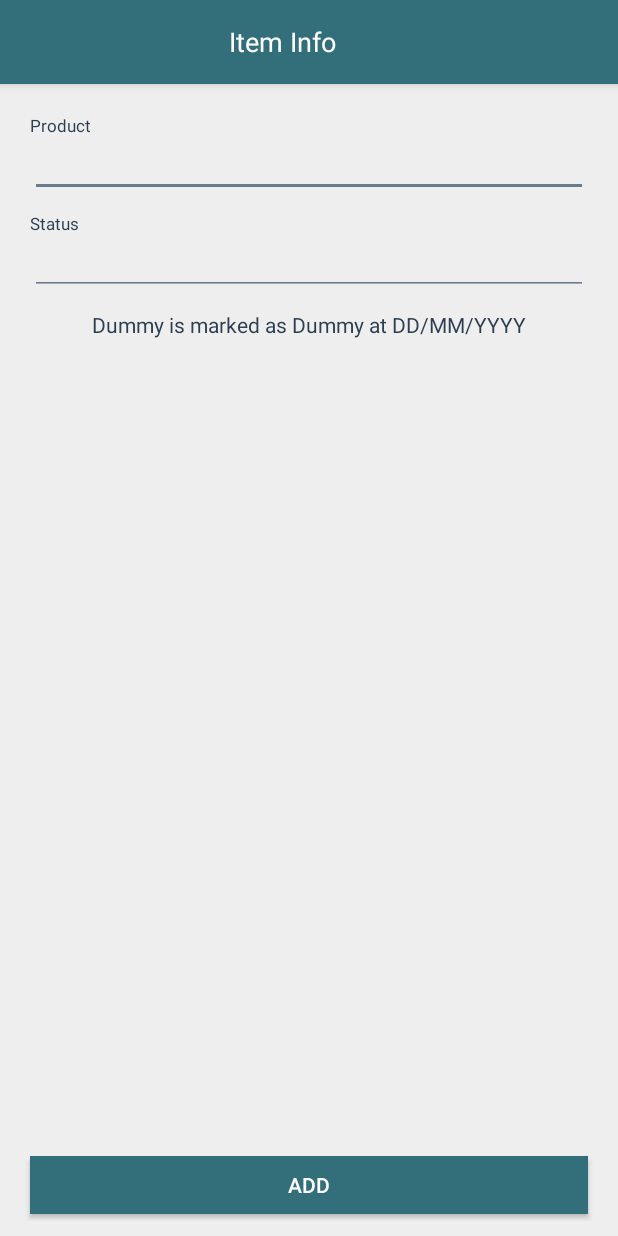
After one commit to kmtmon/android-qr-code-tracking, an Android app: the EditItemActivity screen opened directly, with no data from a screen before it, on a phone screen of 412 x 824 dp. The commit adds this screen. Run offline under Robolectric (Android 15) with nearby library versions, the phone set to English and light mode, and no system bars; our stand-ins replace data binding.

Commit message:
built add item/ edit item form

```diff
--- a/app/build.gradle
+++ b/app/build.gradle
@@ -8,10 +8,10 @@ android {
     dataBinding {
         enabled = true
     }
-    compileSdkVersion 26
+    compileSdkVersion 27
     defaultConfig {
         applicationId "com.example.mon.qrcodetrackingsystem"
-        minSdkVersion 19
+        minSdkVersion 21
         targetSdkVersion 27
         versionCode 1
         versionName "1.0"
--- a/app/src/main/AndroidManifest.xml
+++ b/app/src/main/AndroidManifest.xml
@@ -9,7 +9,7 @@
         android:roundIcon="@mipmap/ic_launcher_round"
         android:supportsRtl="true"
         android:theme="@style/AppTheme">
-        <activity android:name=".LandingActivity"></activity>
+        <activity android:name=".LandingActivity" />
         <activity android:name=".modules.login.view.activity.LoginActivity">
             <intent-filter>
                 <action android:name="android.intent.action.MAIN" />
@@ -17,7 +17,8 @@
                 <category android:name="android.intent.category.LAUNCHER" />
             </intent-filter>
         </activity>
-        <activity android:name=".modules.dashboard.view.activity.DashboardActivity"></activity>
+        <activity android:name=".modules.dashboard.view.activity.DashboardActivity" />
+        <activity android:name=".modules.dashboard.view.activity.EditItemActivity"></activity>
     </application>
 
 </manifest>
--- a/app/src/main/java/com/example/mon/qrcodetrackingsystem/modules/dashboard/view/activity/DashboardActivity.java
+++ b/app/src/main/java/com/example/mon/qrcodetrackingsystem/modules/dashboard/view/activity/DashboardActivity.java
@@ -13,6 +13,7 @@ import com.example.mon.qrcodetrackingsystem.R;
 import com.example.mon.qrcodetrackingsystem.base.BaseActivity;
 import com.example.mon.qrcodetrackingsystem.databinding.ActivityDashboardBinding;
 import com.example.mon.qrcodetrackingsystem.modules.dashboard.view.adapter.DashboardProductAdapter;
+import com.example.mon.qrcodetrackingsystem.utils.RxUtils;
 
 import java.util.ArrayList;
 import java.util.Arrays;
@@ -41,7 +42,16 @@ public class DashboardActivity extends BaseActivity {
         mRecyclerView = dashboardBinding.recyclerView;
         productList = Arrays.asList("sup1", "sup2", "sup3");
 
+        //region Setup
         setUpProductAdapter();
+        //endregion
+
+        //region Click
+        RxUtils.clicks(dashboardBinding.add)
+                .subscribe(view -> {
+                    EditItemActivity.show(this);
+                });
+        //endregion
     }
 
     private void setUpProductAdapter() {
--- /dev/null
+++ b/app/src/main/java/com/example/mon/qrcodetrackingsystem/modules/dashboard/view/activity/EditItemActivity.java
@@ -0,0 +1,27 @@
+package com.example.mon.qrcodetrackingsystem.modules.dashboard.view.activity;
+
+import android.app.Activity;
+import android.content.Context;
+import android.content.Intent;
+import android.databinding.DataBindingUtil;
+import android.os.Bundle;
+
+import com.example.mon.qrcodetrackingsystem.R;
+import com.example.mon.qrcodetrackingsystem.databinding.ActivityEditItemBinding;
+
+public class EditItemActivity extends Activity {
+
+    /** Entry */
+    public static void show(Context context) {
+        Intent intent = new Intent(context, EditItemActivity.class);
+        context.startActivity(intent);
+    }
+
+    ActivityEditItemBinding mBinding;
+
+    @Override
+    protected void onCreate(Bundle savedInstanceState) {
+        super.onCreate(savedInstanceState);
+        mBinding = DataBindingUtil.setContentView(EditItemActivity.this, R.layout.activity_edit_item);
+    }
+}
--- a/app/src/main/java/com/example/mon/qrcodetrackingsystem/modules/login/view/activity/LoginActivity.java
+++ b/app/src/main/java/com/example/mon/qrcodetrackingsystem/modules/login/view/activity/LoginActivity.java
@@ -26,7 +26,7 @@ public class LoginActivity extends BaseActivity {
         super.onCreate(savedInstanceState);
         loginBinding = DataBindingUtil.setContentView(LoginActivity.this, R.layout.activity_login);
 
-        //region Set Up
+        //region Click
         RxUtils.clicks(loginBinding.login)
                 .subscribe(view -> {
                     navigateToDashboard();
--- /dev/null
+++ b/app/src/main/res/drawable/shape_rectangle_solid_primary.xml
@@ -0,0 +1,14 @@
+<?xml version="1.0" encoding="utf-8"?>
+
+
+<inset xmlns:android="http://schemas.android.com/apk/res/android"
+android:insetLeft="20dp"
+android:insetRight="20dp"
+android:insetTop="5dp"
+android:insetBottom="5dp">
+
+    <shape xmlns:android="http://schemas.android.com/apk/res/android"
+        android:shape="rectangle">
+        <solid android:color="@color/colorPrimary" />
+    </shape>
+</inset>
--- a/app/src/main/res/layout/activity_dashboard.xml
+++ b/app/src/main/res/layout/activity_dashboard.xml
@@ -35,7 +35,7 @@
                     android:gravity="center_vertical">
 
                     <TextView
-                        style="@style/TextAppearance.NormalAction"
+                        style="@style/TextAppearance.Regular"
                         android:layout_width="wrap_content"
                         android:layout_height="wrap_content"
                         android:text="Log Out"
@@ -107,6 +107,4 @@
 
     </LinearLayout>
 
-
-
 </layout>
--- /dev/null
+++ b/app/src/main/res/layout/activity_edit_item.xml
@@ -0,0 +1,249 @@
+<?xml version="1.0" encoding="utf-8"?>
+<layout xmlns:android="http://schemas.android.com/apk/res/android"
+    xmlns:app="http://schemas.android.com/apk/res-auto">
+
+    <data />
+
+    <LinearLayout
+        android:layout_width="match_parent"
+        android:layout_height="match_parent"
+        android:background="@color/pale_white"
+        android:orientation="vertical">
+
+        <android.support.design.widget.AppBarLayout
+            android:id="@+id/appBarLayout"
+            android:layout_width="match_parent"
+            android:layout_height="wrap_content"
+            android:theme="@style/ActionBarMenu">
+
+            <!-- toolbar -->
+            <android.support.v7.widget.Toolbar
+                android:id="@+id/toolbar"
+                android:layout_width="match_parent"
+                android:layout_height="?android:attr/actionBarSize"
+                android:animateLayoutChanges="true"
+                android:background="@color/pure_white"
+                android:theme="@style/ActionBarMenu"
+                app:contentInsetEnd="0dp"
+                app:contentInsetStart="0dp">
+
+
+                <LinearLayout
+                    android:layout_width="match_parent"
+                    android:layout_height="match_parent"
+                    android:gravity="center_vertical"
+                    android:orientation="horizontal">
+
+                    <View
+                        android:layout_width="20dp"
+                        android:layout_height="wrap_content" />
+
+                    <!-- Header Text layout -->
+                    <RelativeLayout
+                        android:layout_width="0dp"
+                        android:layout_height="match_parent"
+                        android:layout_weight="1"
+                        android:gravity="center">
+
+                        <!-- Header Text -->
+                        <TextView
+                            android:id="@+id/headerName"
+                            style="@style/TextAppearance.Header"
+                            android:layout_width="match_parent"
+                            android:layout_height="match_parent"
+                            android:layout_marginEnd="?attr/actionBarSize"
+                            android:ellipsize="end"
+                            android:gravity="center"
+                            android:maxLines="1"
+                            android:text="Item Info" />
+
+
+                    </RelativeLayout>
+
+                </LinearLayout>
+
+            </android.support.v7.widget.Toolbar>
+
+        </android.support.design.widget.AppBarLayout>
+
+        <RelativeLayout
+            android:layout_width="match_parent"
+            android:layout_height="match_parent">
+
+            <!--Form-->
+            <ScrollView
+                android:layout_width="match_parent"
+                android:layout_height="match_parent">
+
+                <LinearLayout
+                    android:layout_width="match_parent"
+                    android:layout_height="wrap_content"
+                    android:orientation="vertical"
+                    android:paddingLeft="20dp"
+                    android:paddingRight="20dp"
+                    android:paddingTop="20dp">
+
+                    <TextView
+                        android:layout_width="wrap_content"
+                        android:layout_height="wrap_content"
+                        android:text="Product"
+                        style="@style/TextAppearance.Tiny"
+                        android:textColor="@color/pale_black"/>
+
+                    <!--Product-->
+                    <EditText
+                        android:id="@+id/product"
+                        style="@style/EditTextAppearance.Black"
+                        android:layout_width="match_parent"
+                        android:layout_height="wrap_content" />
+
+                    <TextView
+                        android:layout_width="wrap_content"
+                        android:layout_height="wrap_content"
+                        android:layout_marginTop="10dp"
+                        android:text="Status"
+                        style="@style/TextAppearance.Tiny"
+                        android:textColor="@color/pale_black"/>
+
+                    <!--Status-->
+                    <EditText
+                        android:id="@+id/status"
+                        style="@style/EditTextAppearance.Black"
+                        android:layout_width="match_parent"
+                        android:layout_height="wrap_content" />
+
+                    <!--In Ware House Info -->
+                    <LinearLayout
+                        android:visibility="gone"
+                        android:id="@+id/in_warehouse_container"
+                        android:layout_width="match_parent"
+                        android:layout_height="wrap_content"
+                        android:orientation="vertical">
+
+                        <TextView
+                            android:layout_width="wrap_content"
+                            android:layout_height="wrap_content"
+                            android:layout_marginTop="10dp"
+                            android:text="Floor Level"
+                            style="@style/TextAppearance.Tiny"
+                            android:textColor="@color/pale_black"/>
+
+                        <!--Floor Level -->
+                        <EditText
+                            android:id="@+id/floorlevel"
+                            style="@style/EditTextAppearance.Black"
+                            android:layout_width="match_parent"
+                            android:layout_height="wrap_content" />
+
+                        <TextView
+                            android:layout_width="wrap_content"
+                            android:layout_height="wrap_content"
+                            android:text="Rack Number"
+                            android:layout_marginTop="10dp"
+                            style="@style/TextAppearance.Tiny"
+                            android:textColor="@color/pale_black"/>
+
+                        <!--Rack Number -->
+                        <EditText
+                            android:id="@+id/racknumber"
+                            style="@style/EditTextAppearance.Black"
+                            android:layout_width="match_parent"
+                            android:layout_height="wrap_content" />
+
+                        <TextView
+                            android:layout_width="wrap_content"
+                            android:layout_height="wrap_content"
+                            android:layout_marginTop="10dp"
+                            android:text="Rack Level"
+                            style="@style/TextAppearance.Tiny"
+                            android:textColor="@color/pale_black"/>
+
+                        <!--Rack Level -->
+                        <EditText
+                            android:id="@+id/racklevel"
+                            style="@style/EditTextAppearance.Black"
+                            android:layout_width="match_parent"
+                            android:layout_height="wrap_content" />
+
+                        <TextView
+                            android:layout_width="wrap_content"
+                            android:layout_height="wrap_content"
+                            android:layout_marginTop="10dp"
+                            android:text="Rack Level"
+                            style="@style/TextAppearance.Tiny"
+                            android:textColor="@color/pale_black"/>
+
+                        <!--Rack Column -->
+                        <EditText
+                            android:id="@+id/rackcolumn"
+                            style="@style/EditTextAppearance.Black"
+                            android:layout_width="match_parent"
+                            android:layout_height="wrap_content" />
+
+                    </LinearLayout>
+
+                    <!--Updated Label-->
+                    <TextView
+                        android:id="@+id/updatedAt"
+                        android:layout_width="match_parent"
+                        android:layout_height="wrap_content"
+                        android:layout_marginTop="10dp"
+                        android:layout_marginBottom="30dp"
+                        style="@style/TextAppearance.Regular"
+                        android:text="Dummy is marked as Dummy at DD/MM/YYYY"
+                        android:textColor="@color/pale_black"
+                        android:textAlignment="center"/>
+                </LinearLayout>
+
+            </ScrollView>
+
+            <!--Button Group-->
+            <LinearLayout
+                android:layout_width="match_parent"
+                android:layout_height="wrap_content"
+                android:layout_alignParentBottom="true"
+                android:orientation="vertical"
+                android:layout_marginBottom="10dp">
+
+                <Button
+                    android:visibility="gone"
+                    android:id="@+id/log"
+                    android:layout_width="match_parent"
+                    android:layout_height="wrap_content"
+                    android:text="Log"
+                    style="@style/ButtonAppearance"
+                    android:background="@drawable/shape_rectangle_solid_primary"/>
+
+                <Button
+                    android:visibility="gone"
+                    android:id="@+id/edit"
+                    android:layout_width="match_parent"
+                    android:layout_height="wrap_content"
+                    android:text="Edit"
+                    style="@style/ButtonAppearance"
+                    android:background="@drawable/shape_rectangle_solid_primary"/>
+
+                <Button
+                    android:id="@+id/add"
+                    android:layout_width="match_parent"
+                    android:layout_height="wrap_content"
+                    android:text="Add"
+                    style="@style/ButtonAppearance"
+                    android:background="@drawable/shape_rectangle_solid_primary"/>
+
+                <Button
+                    android:visibility="gone"
+                    android:id="@+id/save"
+                    android:layout_width="match_parent"
+                    android:layout_height="wrap_content"
+                    android:text="Save"
+                    style="@style/ButtonAppearance"
+                    android:background="@drawable/shape_rectangle_solid_primary"/>
+
+            </LinearLayout>
+
+        </RelativeLayout>
+
+    </LinearLayout>
+
+</layout>
--- a/app/src/main/res/layout/activity_login.xml
+++ b/app/src/main/res/layout/activity_login.xml
@@ -23,22 +23,18 @@
 
             <EditText
                 android:id="@+id/email"
+                style="@style/EditTextAppearance.White"
                 android:layout_width="match_parent"
                 android:layout_height="wrap_content"
-                android:hint="Email"
-                android:textColorHint="@color/pale_white"
-                android:textColor="@color/pure_white"
-                android:backgroundTint="@color/pale_white"/>
+                android:hint="Email" />
 
             <EditText
                 android:id="@+id/password"
+                style="@style/EditTextAppearance.White"
                 android:layout_width="match_parent"
                 android:layout_height="wrap_content"
                 android:layout_marginTop="10dp"
-                android:hint="Password"
-                android:textColorHint="@color/pale_white"
-                android:textColor="@color/pure_white"
-                android:backgroundTint="@color/pale_white"/>
+                android:hint="Password" />
 
             <Button
                 android:id="@+id/login"
--- a/app/src/main/res/values/colors.xml
+++ b/app/src/main/res/values/colors.xml
@@ -5,6 +5,9 @@
     <color name="colorAccent">#FF4081</color>
     <color name="pure_white">#FFFFFF</color>
     <color name="pale_white">#EEEEEE</color>
+    <color name="light_gray">#BDC3C7</color>
+    <color name="dark_gray">#6C7A89</color>
     <color name="yellow">#E9D460</color>
     <color name="pale_black">#2C3E50</color>
+    <color name="pure_black">#000000</color>
 </resources>
--- a/app/src/main/res/values/styles.xml
+++ b/app/src/main/res/values/styles.xml
@@ -7,6 +7,7 @@
         <item name="colorPrimaryDark">@color/colorPrimaryDark</item>
         <item name="colorAccent">@color/colorAccent</item>
         <item name="android:windowActionBar">false</item>
+        <item name="android:windowFullscreen">true</item>
         <item name="android:windowNoTitle">true</item>
     </style>
 
@@ -14,6 +15,28 @@
     <!-- ActionBar Style -->
     <style name="ActionBarMenu" parent="Theme.AppCompat.Light" >
         <item name="android:background">@color/colorPrimary</item>
+    </style>
+
+    <!--Button Style-->
+    <style name="EditTextAppearance">
+        <item name="android:textSize">14sp</item>
+    </style>
+
+    <style name="EditTextAppearance.Black">
+        <item name="android:textColorHint">@color/pale_black</item>
+        <item name="android:textColor">@color/pure_black</item>
+        <item name="android:backgroundTint">@color/dark_gray</item>
+    </style>
+
+    <style name="EditTextAppearance.White">
+        <item name="android:textColorHint">@color/pale_white</item>
+        <item name="android:textColor">@color/pure_white</item>
+        <item name="android:backgroundTint">@color/pale_white</item>
+    </style>
+
+    <!--Button Style-->
+    <style name="ButtonAppearance">
+        <item name="android:textColor">@color/pure_white</item>
     </style>
 
     <!-- Text Style -->
@@ -28,8 +51,13 @@
         <item name="android:textColor">@color/pure_white</item>
     </style>
 
-    <style name="TextAppearance.NormalAction">
+    <style name="TextAppearance.Regular">
         <item name="android:textSize">14sp</item>
         <item name="android:textColor">@color/pure_white</item>
     </style>
+
+    <style name="TextAppearance.Tiny">
+        <item name="android:textSize">11sp</item>
+        <item name="android:textColor">@color/pure_white</item>
+    </style>
 </resources>
```
